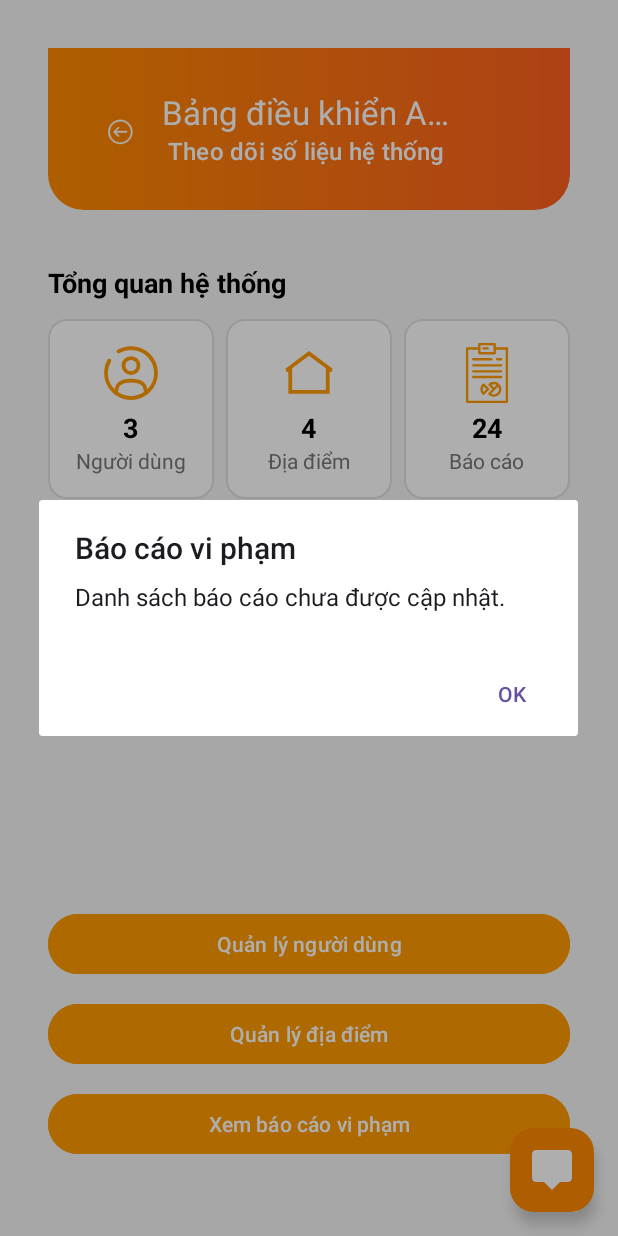
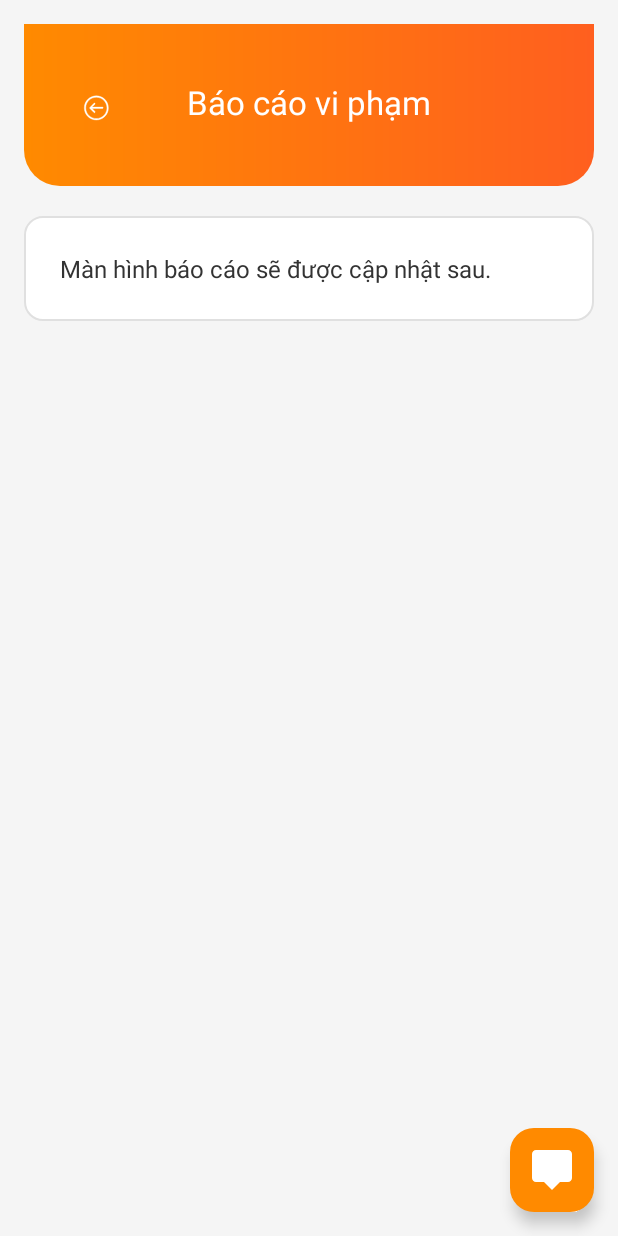
Before and after one commit to 21522009-spec/Travelover, an Android app built with Jetpack Compose: the AdminDashboardActivity screen opened directly, with no data from a screen before it, after a tap on "Xem báo cáo vi phạm", on a phone screen of 412 x 824 dp. Run offline under Robolectric (Android 15) with nearby library versions, the phone set to English and light mode, and no system bars.

Commit message:
First things

```diff
--- a/app/src/main/AndroidManifest.xml
+++ b/app/src/main/AndroidManifest.xml
@@ -34,8 +34,10 @@
         <activity android:name=".AdminDashboardActivity" />
         <activity android:name=".AdminManageUsersActivity" />
         <activity android:name=".AdminManagePlacesActivity" />
+        <activity android:name=".AdminReportsActivity" />
         <activity android:name=".AdminMessagesActivity" />
         <activity android:name=".OwnerDashboardActivity" />
+        <activity android:name=".OwnerConversationsActivity" />
         <activity android:name=".OwnerPortalActivity" />
         <activity android:name=".OwnerMessagesActivity" />
         <activity android:name=".FavoritePlacesActivity" />
--- a/app/src/main/java/com/example/nptudttbdd/AdminDashboardActivity.java
+++ b/app/src/main/java/com/example/nptudttbdd/AdminDashboardActivity.java
@@ -4,7 +4,6 @@ import android.os.Bundle;
 import android.widget.Button;
 import android.widget.TextView;
 
-import androidx.appcompat.app.AlertDialog;
 import androidx.appcompat.app.AppCompatActivity;
 import com.google.android.material.appbar.MaterialToolbar;
 
@@ -34,7 +33,7 @@ public class AdminDashboardActivity extends AppCompatActivity {
 
         btnManageUsers.setOnClickListener(v -> startActivity(AdminManageUsersActivity.newIntent(this)));
         btnManagePlaces.setOnClickListener(v -> startActivity(AdminManagePlacesActivity.newIntent(this)));
-        btnViewReports.setOnClickListener(v -> showReportDialog());
+        btnViewReports.setOnClickListener(v -> startActivity(AdminReportsActivity.newIntent(this)));
     }
 
     @Override
@@ -51,12 +50,4 @@ public class AdminDashboardActivity extends AppCompatActivity {
         tvPlaceCount.setText(String.valueOf(repository.getTotalPlaces()));
         tvReportCount.setText(String.valueOf(repository.getTotalReports()));
     }
-
-    private void showReportDialog() {
-        new AlertDialog.Builder(this)
-                .setTitle(R.string.admin_report_dialog_title)
-                .setMessage(R.string.admin_report_dialog_message)
-                .setPositiveButton(android.R.string.ok, null)
-                .show();
-    }
 }
--- /dev/null
+++ b/app/src/main/java/com/example/nptudttbdd/AdminReportsActivity.java
@@ -0,0 +1,31 @@
+package com.example.nptudttbdd;
+
+import android.content.Context;
+import android.content.Intent;
+import android.os.Bundle;
+import android.widget.TextView;
+
+import androidx.annotation.NonNull;
+import androidx.appcompat.app.AppCompatActivity;
+
+import com.google.android.material.appbar.MaterialToolbar;
+
+public class AdminReportsActivity extends AppCompatActivity {
+
+    public static Intent newIntent(@NonNull Context context) {
+        return new Intent(context, AdminReportsActivity.class);
+    }
+
+    @Override
+    protected void onCreate(Bundle savedInstanceState) {
+        super.onCreate(savedInstanceState);
+        setContentView(R.layout.activity_admin_reports);
+        ChatButtonManager.attach(this);
+
+        MaterialToolbar toolbar = findViewById(R.id.toolbar);
+        toolbar.setNavigationOnClickListener(v -> finish());
+
+        TextView tvPlaceholder = findViewById(R.id.tvPlaceholder);
+        tvPlaceholder.setText(R.string.admin_reports_placeholder);
+    }
+}
--- a/app/src/main/java/com/example/nptudttbdd/ChatButtonManager.java
+++ b/app/src/main/java/com/example/nptudttbdd/ChatButtonManager.java
@@ -36,10 +36,11 @@ public final class ChatButtonManager {
     private static void setupNavigation(@NonNull AppCompatActivity activity,
                                         @NonNull FloatingActionButton chatButton) {
         chatButton.setOnClickListener(v -> {
-            if (activity instanceof OwnerMessagesActivity) {
+            if (activity instanceof OwnerMessagesActivity
+                    || activity instanceof OwnerConversationsActivity) {
                 return;
             }
-            Intent intent = new Intent(activity, OwnerMessagesActivity.class);
+            Intent intent = new Intent(activity, OwnerConversationsActivity.class);
             activity.startActivity(intent);
         });
     }
--- a/app/src/main/java/com/example/nptudttbdd/OwnerDashboardActivity.java
+++ b/app/src/main/java/com/example/nptudttbdd/OwnerDashboardActivity.java
@@ -37,11 +37,11 @@ public class OwnerDashboardActivity extends AppCompatActivity {
                 startActivity(new Intent(OwnerDashboardActivity.this, AddPlaceActivity.class))
         );
         btnViewDetails.setOnLongClickListener(v -> {
-            startActivity(new Intent(OwnerDashboardActivity.this, OwnerMessagesActivity.class));
+            startActivity(new Intent(OwnerDashboardActivity.this, OwnerConversationsActivity.class));
             return true;
         });
         btnOwnerMessages.setOnClickListener(v ->
-                startActivity(new Intent(OwnerDashboardActivity.this, OwnerMessagesActivity.class))
+                startActivity(new Intent(OwnerDashboardActivity.this, OwnerConversationsActivity.class))
         );
         btnOwnerPortal.setOnClickListener(v ->
                 startActivity(new Intent(OwnerDashboardActivity.this, OwnerPortalActivity.class))
--- a/app/src/main/java/com/example/nptudttbdd/OwnerPortalActivity.java
+++ b/app/src/main/java/com/example/nptudttbdd/OwnerPortalActivity.java
@@ -26,7 +26,7 @@ public class OwnerPortalActivity extends AppCompatActivity {
         );
 
         btnOpenMessages.setOnClickListener(v ->
-                startActivity(new Intent(OwnerPortalActivity.this, OwnerMessagesActivity.class))
+                startActivity(new Intent(OwnerPortalActivity.this, OwnerConversationsActivity.class))
         );
 
         btnBackToLogin.setOnClickListener(v -> {
--- a/app/src/main/res/layout/activity_admin_manage_places.xml
+++ b/app/src/main/res/layout/activity_admin_manage_places.xml
@@ -78,17 +78,23 @@
                         android:orientation="vertical">
 
                         <TextView
+                            android:layout_width="wrap_content"
+                            android:layout_height="wrap_content"
                             android:text="Homestay Đà Lạt"
                             android:textStyle="bold"
                             android:textSize="16sp"
                             android:textColor="#000" />
 
                         <TextView
+                            android:layout_width="wrap_content"
+                            android:layout_height="wrap_content"
                             android:text="Vị trí: Phường 3, Đà Lạt"
                             android:textColor="#555"
                             android:layout_marginTop="4dp" />
 
                         <TextView
+                            android:layout_width="wrap_content"
+                            android:layout_height="wrap_content"
                             android:text="Giá: 750.000đ/đêm"
                             android:textColor="#777"
                             android:layout_marginTop="2dp" />
--- /dev/null
+++ b/app/src/main/res/layout/activity_admin_reports.xml
@@ -0,0 +1,43 @@
+<?xml version="1.0" encoding="utf-8"?>
+<LinearLayout xmlns:android="http://schemas.android.com/apk/res/android"
+    xmlns:app="http://schemas.android.com/apk/res-auto"
+    xmlns:tools="http://schemas.android.com/tools"
+    android:layout_width="match_parent"
+    android:layout_height="match_parent"
+    android:orientation="vertical"
+    android:background="#F5F5F5"
+    android:padding="16dp"
+    tools:context=".AdminReportsActivity">
+
+    <com.google.android.material.appbar.MaterialToolbar
+        android:id="@+id/toolbar"
+        android:layout_width="match_parent"
+        android:layout_height="wrap_content"
+        android:background="@drawable/bg_toolbar_gradient"
+        android:minHeight="?attr/actionBarSize"
+        android:paddingStart="20dp"
+        android:paddingTop="24dp"
+        android:paddingEnd="20dp"
+        android:paddingBottom="28dp"
+        app:navigationIcon="@drawable/ic_arrow_back"
+        app:title="@string/admin_reports_title"
+        app:titleCentered="true"
+        app:titleTextColor="@android:color/white" />
+
+    <LinearLayout
+        android:layout_width="match_parent"
+        android:layout_height="wrap_content"
+        android:orientation="vertical"
+        android:padding="16dp"
+        android:background="@drawable/bg_card_stat"
+        android:layout_marginTop="20dp">
+
+        <TextView
+            android:id="@+id/tvPlaceholder"
+            android:layout_width="match_parent"
+            android:layout_height="wrap_content"
+            android:textSize="16sp"
+            android:textColor="#333"
+            android:padding="8dp" />
+    </LinearLayout>
+</LinearLayout>
--- a/app/src/main/res/layout/activity_owner_messages.xml
+++ b/app/src/main/res/layout/activity_owner_messages.xml
@@ -29,6 +29,7 @@
             android:contentDescription="Back" />
 
         <TextView
+            android:id="@+id/tvChatTitle"
             android:layout_width="0dp"
             android:layout_height="wrap_content"
             android:layout_weight="1"
@@ -37,6 +38,7 @@
             android:textStyle="bold"
             android:textSize="18sp"
             android:layout_marginStart="16dp" />
+
 
         <ImageView
             android:id="@+id/btnOwnerHome"
--- a/app/src/main/res/values/strings.xml
+++ b/app/src/main/res/values/strings.xml
@@ -42,6 +42,8 @@ Tổng chi phí: %6$s</string>
 
     <string name="admin_report_dialog_title">Báo cáo vi phạm</string>
     <string name="admin_report_dialog_message">Danh sách báo cáo chưa được cập nhật.</string>
+    <string name="admin_reports_title">Báo cáo vi phạm</string>
+    <string name="admin_reports_placeholder">Màn hình báo cáo sẽ được cập nhật sau.</string>
     <string name="admin_user_email_template">Email: %1$s
 SĐT: %2$s</string>
     <string name="admin_user_unlock">Mở khóa</string>
@@ -71,6 +73,12 @@ SĐT: %2$s</string>
     <string name="owner_portal_hint"></string>
     <string name="owner_add_place_button">Thêm địa điểm mới</string>
 
+    <string name="owner_conversation_title">Tin nhắn</string>
+    <string name="owner_conversation_search">Tìm kiếm</string>
+    <string name="owner_conversation_more">Tùy chọn khác</string>
+    <string name="owner_conversation_tab_conversations">HỘI THOẠI</string>
+    <string name="owner_conversation_tab_contacts">DANH BẠ</string>
+
     <string name="profile_update_success">Đã lưu thông tin hồ sơ.</string>
     <string name="profile_update_error">Không thể cập nhật hồ sơ. Vui lòng thử lại.</string>
     <string name="profile_error_required">Trường thông tin này là bắt buộc.</string>
```
Also changed, not shown: app/src/main/java/com/example/nptudttbdd/OwnerConversation.java (added, +60 -0 lines), app/src/main/java/com/example/nptudttbdd/OwnerConversationsActivity.java (added, +69 -0 lines), app/src/main/java/com/example/nptudttbdd/OwnerMessagesActivity.java (+18 -2 lines), app/src/main/java/com/example/nptudttbdd/OwnnerConversationsAdapter.java (added, +76 -0 lines), app/src/main/java/com/example/nptudttbdd/TravelDataRepository.java (+103 -10 lines), app/src/main/res/layout/activity_admin_manage_users.xml (+7 -1 lines), app/src/main/res/layout/activity_owner_conversations.xml (added, +94 -0 lines), app/src/main/res/layout/activity_owner_portal.xml (+0 -7 lines), app/src/main/res/layout/item_owner_conversation.xml (added, +72 -0 lines).
